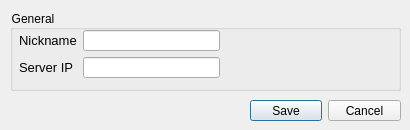
SadScream/pyqt-messenger, file settings.ui: the form before one commit.
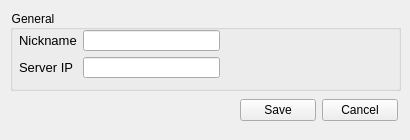
The form after the commit. Icons and pictures are not drawn.

```diff
--- a/settings.ui
+++ b/settings.ui
@@ -7,9 +7,21 @@
     <x>0</x>
     <y>0</y>
     <width>410</width>
-    <height>130</height>
+    <height>140</height>
    </rect>
   </property>
+  <property name="minimumSize">
+   <size>
+    <width>410</width>
+    <height>140</height>
+   </size>
+  </property>
+  <property name="maximumSize">
+   <size>
+    <width>410</width>
+    <height>140</height>
+   </size>
+  </property>
   <property name="windowTitle">
    <string>Settings</string>
   </property>
@@ -17,22 +29,6 @@
    <iconset>
     <normaloff>icons/settings.png</normaloff>icons/settings.png</iconset>
   </property>
-  <widget class="QDialogButtonBox" name="cancelBox">
-   <property name="geometry">
-    <rect>
-     <x>250</x>
-     <y>100</y>
-     <width>151</width>
-     <height>21</height>
-    </rect>
-   </property>
-   <property name="orientation">
-    <enum>Qt::Horizontal</enum>
-   </property>
-   <property name="standardButtons">
-    <set>QDialogButtonBox::Cancel|QDialogButtonBox::Save</set>
-   </property>
-  </widget>
   <widget class="QGroupBox" name="generalBox">
    <property name="geometry">
     <rect>
@@ -123,6 +119,64 @@
      </item>
     </layout>
    </widget>
+   <widget class="QPushButton" name="loading_icon">
+    <property name="geometry">
+     <rect>
+      <x>220</x>
+      <y>13</y>
+      <width>56</width>
+      <height>56</height>
+     </rect>
+    </property>
+    <property name="styleSheet">
+     <string notr="true">QPushButton {
+background-color: None;
+border: none;
+}
+QPushButton:hover {
+background-color: None;
+}</string>
+    </property>
+    <property name="text">
+     <string/>
+    </property>
+    <property name="icon">
+     <iconset resource="res.qrc">
+      <normaloff>:/icons/icons/loading.png</normaloff>:/icons/icons/loading.png</iconset>
+    </property>
+    <property name="iconSize">
+     <size>
+      <width>64</width>
+      <height>64</height>
+     </size>
+    </property>
+   </widget>
+  </widget>
+  <widget class="QWidget" name="horizontalLayoutWidget">
+   <property name="geometry">
+    <rect>
+     <x>240</x>
+     <y>90</y>
+     <width>158</width>
+     <height>41</height>
+    </rect>
+   </property>
+   <layout class="QHBoxLayout" name="saveLayout">
+    <item>
+     <widget class="QPushButton" name="saveButton">
+      <property name="text">
+       <string>Save</string>
+      </property>
+     </widget>
+    </item>
+    <item>
+     <widget class="QPushButton" name="cancelButton">
+      <property name="text">
+       <string>Cancel</string>
+      </property>
+     </widget>
+    </item>
+   </layout>
   </widget>
  </widget>
  <resources>
```
Left out of the diff: 35 changed lines with no effect on the pictures.
